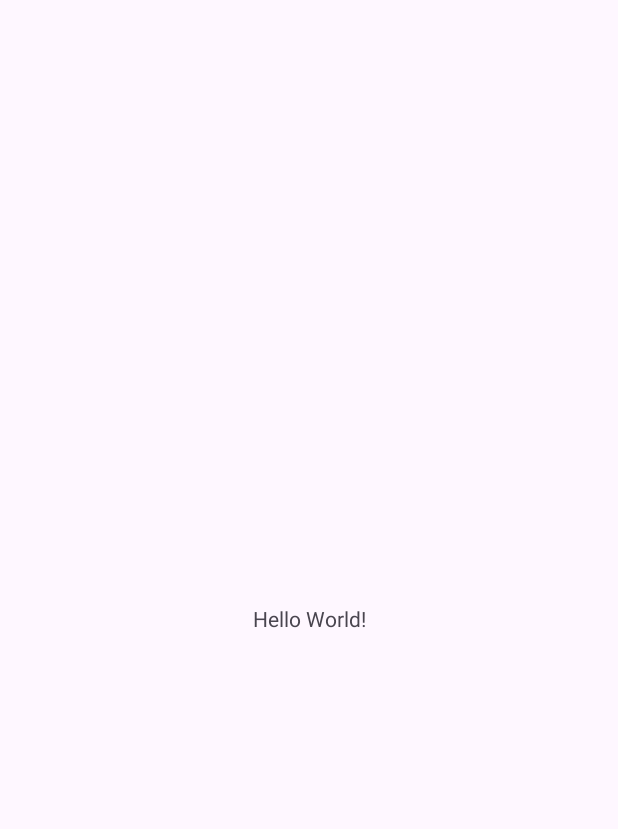
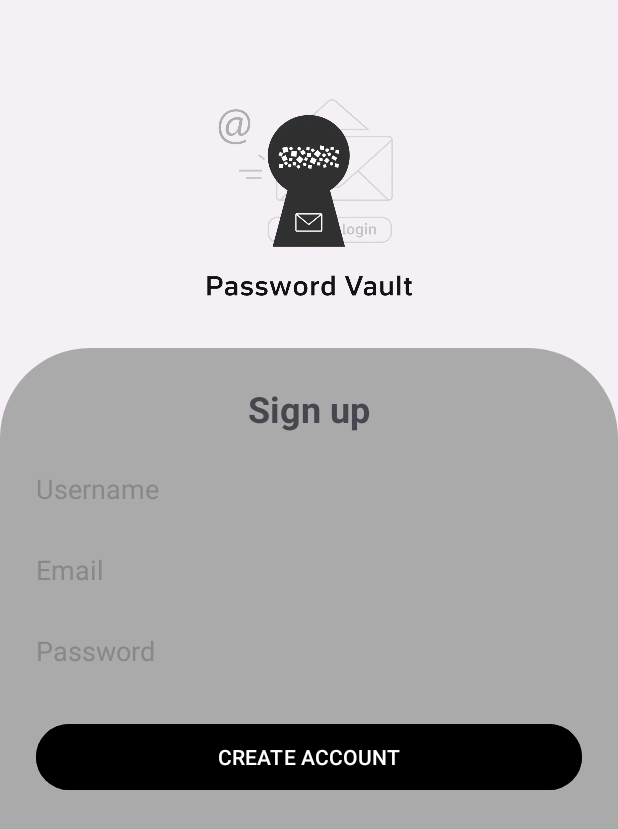
Before and after one commit to LucasFariaTDS/PasswordVault, an Android app: the screen it shows after launch (MainActivity), on a phone screen of 412 x 824 dp. Before the commit the part shown is almost empty. Shown: the top 829 px of the screen. Run offline under Robolectric (Android 15) with nearby library versions, the phone set to English and light mode, and no system bars.

Commit message:
Registration screen complet

```diff
--- a/app/build.gradle.kts
+++ b/app/build.gradle.kts
@@ -4,7 +4,7 @@ plugins {
 
 android {
     namespace = "com.lucas.passwordvault"
-    compileSdk = 34
+    compileSdk = 35
 
     defaultConfig {
         applicationId = "com.lucas.passwordvault"
--- a/app/src/main/java/com/lucas/passwordvault/view/MainActivity.java
+++ b/app/src/main/java/com/lucas/passwordvault/view/MainActivity.java
@@ -17,10 +17,8 @@ public class MainActivity extends AppCompatActivity {
         super.onCreate(savedInstanceState);
         EdgeToEdge.enable(this);
         setContentView(R.layout.activity_main);
-        ViewCompat.setOnApplyWindowInsetsListener(findViewById(R.id.main), (v, insets) -> {
-            Insets systemBars = insets.getInsets(WindowInsetsCompat.Type.systemBars());
-            v.setPadding(systemBars.left, systemBars.top, systemBars.right, systemBars.bottom);
-            return insets;
-        });
+
+
+
     }
 }
--- /dev/null
+++ b/app/src/main/res/drawable/background_register.xml
@@ -0,0 +1,11 @@
+<?xml version="1.0" encoding="utf-8"?>
+<shape xmlns:android="http://schemas.android.com/apk/res/android"
+    android:shape="rectangle">
+
+    <solid android:color="#aaaaaa"/>
+    <corners
+        android:topLeftRadius="60dp"
+        android:topRightRadius="60dp"
+        android:bottomLeftRadius="0dp"
+        android:bottomRightRadius="0dp" />
+</shape>
--- /dev/null
+++ b/app/src/main/res/drawable/bg_button_black.xml
@@ -0,0 +1,8 @@
+<?xml version="1.0" encoding="utf-8"?>
+<shape xmlns:android="http://schemas.android.com/apk/res/android"
+    android:shape="rectangle">
+
+    <solid android:color="#000000" />
+
+    <corners android:radius="24dp" />
+</shape>
--- a/app/src/main/res/layout/activity_main.xml
+++ b/app/src/main/res/layout/activity_main.xml
@@ -5,15 +5,80 @@
     android:id="@+id/main"
     android:layout_width="match_parent"
     android:layout_height="match_parent"
+    android:background="#F5F0F6"
     tools:context=".view.MainActivity">
 
-    <TextView
-        android:layout_width="wrap_content"
-        android:layout_height="wrap_content"
-        android:text="Hello World!"
+    <ImageView
+        android:id="@+id/imageView4"
+        android:layout_width="200dp"
+        android:layout_height="200dp"
+        android:layout_marginTop="32dp"
+        android:src="@drawable/logopassword_nobackground"
+        app:layout_constraintTop_toTopOf="parent"
+        app:layout_constraintStart_toStartOf="parent"
+        app:layout_constraintEnd_toEndOf="parent" />
+
+    <LinearLayout
+        android:id="@+id/loginContainer"
+        android:layout_width="0dp"
+        android:layout_height="0dp"
+        android:orientation="vertical"
+        android:background="@drawable/background_register"
+        android:padding="24dp"
+        app:layout_constraintTop_toBottomOf="@id/imageView4"
         app:layout_constraintBottom_toBottomOf="parent"
-        app:layout_constraintEnd_toEndOf="parent"
         app:layout_constraintStart_toStartOf="parent"
-        app:layout_constraintTop_toTopOf="parent" />
+        app:layout_constraintEnd_toEndOf="parent">
 
+        <TextView
+            android:id="@+id/textView"
+            android:layout_width="wrap_content"
+            android:layout_height="wrap_content"
+            android:text="@string/sign_up"
+            android:textStyle="bold"
+            android:textSize="24sp"
+            android:layout_gravity="center_horizontal"
+            android:layout_marginBottom="16dp"/>
+
+        <EditText
+            android:id="@+id/editTextText3"
+            android:layout_width="match_parent"
+            android:layout_height="42dp"
+            android:hint="@string/username"
+            android:background="@android:color/transparent"
+            android:inputType="text"
+            android:layout_marginBottom="12dp"
+            android:textColor="#000000"
+            android:textColorHint="#888888"/>
+
+        <EditText
+            android:id="@+id/editTextTextEmailAddress2"
+            android:layout_width="match_parent"
+            android:layout_height="42dp"
+            android:hint="@string/email"
+            android:background="@android:color/transparent"
+            android:inputType="textEmailAddress"
+            android:layout_marginBottom="12dp"
+            android:textColor="#000000"
+            android:textColorHint="#888888"/>
+
+        <EditText
+            android:id="@+id/editTextTextPassword2"
+            android:layout_width="match_parent"
+            android:layout_height="42dp"
+            android:hint="@string/password"
+            android:background="@android:color/transparent"
+            android:inputType="textPassword"
+            android:layout_marginBottom="24dp"
+            android:textColor="#000000"
+            android:textColorHint="#888888"/>
+
+        <com.google.android.material.button.MaterialButton
+            android:id="@+id/button"
+            android:layout_width="match_parent"
+            android:layout_height="52dp"
+            android:backgroundTint="#000000"
+            android:text="@string/create_account"
+            android:textColor="#FFFFFF"/>
+    </LinearLayout>
 </androidx.constraintlayout.widget.ConstraintLayout>
--- a/app/src/main/res/values/strings.xml
+++ b/app/src/main/res/values/strings.xml
@@ -1,3 +1,9 @@
 <resources>
     <string name="app_name">PasswordVault</string>
+    <string name="password_vault">Password Vault</string>
+    <string name="sign_up">Sign up</string>
+    <string name="username">Username</string>
+    <string name="email">Email</string>
+    <string name="password">Password</string>
+    <string name="create_account">CREATE ACCOUNT</string>
 </resources>
```
Also changed, not shown: app/src/main/res/drawable/logopassword_nobackground.png (added), 2 other files.
